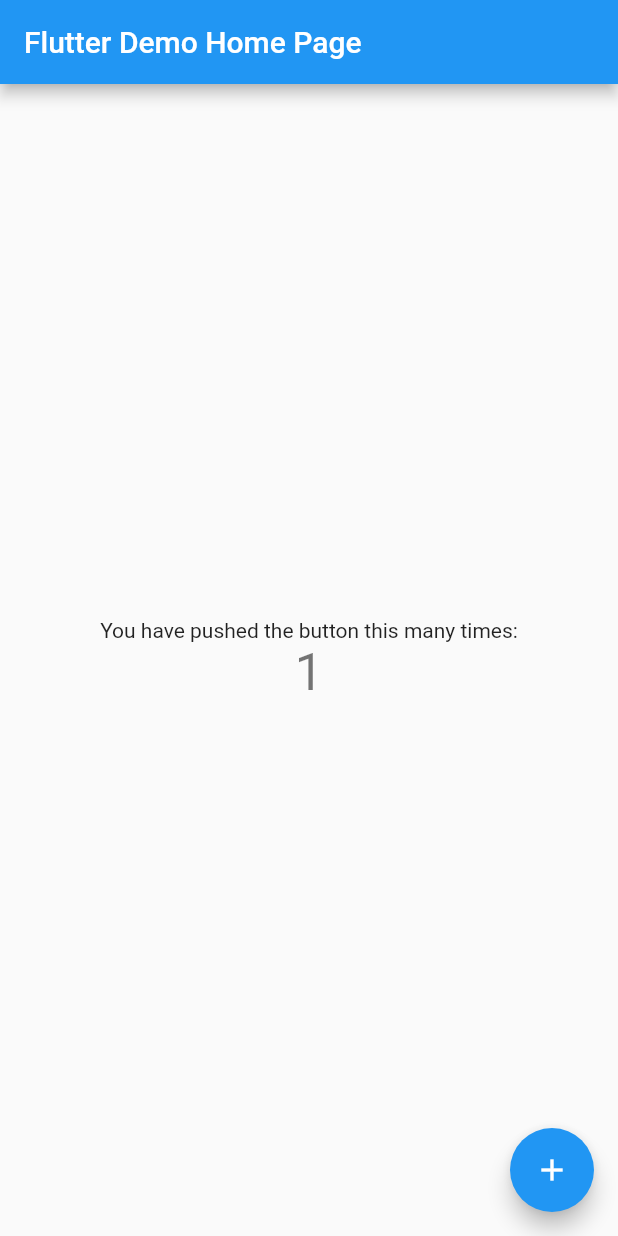
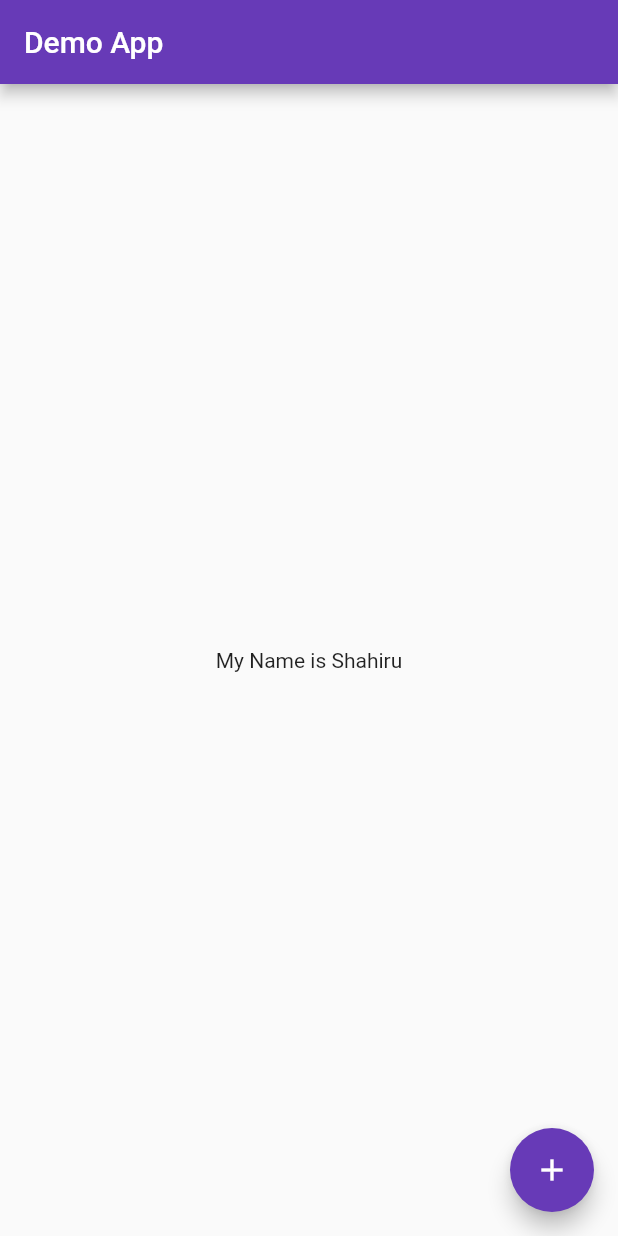
Before and after one commit to funky-dev99/Flutter-Basics, a Flutter app: the screen it shows after launch, after a tap on the "add" icon, on a phone screen of 412 x 824 dp. Run offline on Flutter 3.47's test engine with Material 2 defaults, Android fonts, the phone set to English and light mode, and no system bars.

Commit message:
2023.03.26

```diff
--- a/flutter_basics/lib/main.dart
+++ b/flutter_basics/lib/main.dart
@@ -1,115 +1,42 @@
 import 'package:flutter/material.dart';
 
-void main() {
-  runApp(const MyApp());
-}
+void main() => runApp(App());
 
-class MyApp extends StatelessWidget {
-  const MyApp({super.key});
+class App extends StatelessWidget {
+  const App({Key? key}) : super(key: key);
 
-  // This widget is the root of your application.
   @override
   Widget build(BuildContext context) {
-    return MaterialApp(
-      title: 'Flutter Demo',
-      theme: ThemeData(
-        // This is the theme of your application.
-        //
-        // Try running your application with "flutter run". You'll see the
-        // application has a blue toolbar. Then, without quitting the app, try
-        // changing the primarySwatch below to Colors.green and then invoke
-        // "hot reload" (press "r" in the console where you ran "flutter run",
-        // or simply save your changes to "hot reload" in a Flutter IDE).
-        // Notice that the counter didn't reset back to zero; the application
-        // is not restarted.
-        primarySwatch: Colors.blue,
-      ),
-      home: const MyHomePage(title: 'Flutter Demo Home Page'),
+    return const MaterialApp(
+      home: MainPage(),
     );
   }
 }
-
-class MyHomePage extends StatefulWidget {
-  const MyHomePage({super.key, required this.title});
-
-  // This widget is the home page of your application. It is stateful, meaning
-  // that it has a State object (defined below) that contains fields that affect
-  // how it looks.
-
-  // This class is the configuration for the state. It holds the values (in this
-  // case the title) provided by the parent (in this case the App widget) and
-  // used by the build method of the State. Fields in a Widget subclass are
-  // always marked "final".
-
-  final String title;
+class MainPage extends StatefulWidget {
+  const MainPage({Key? key}) : super(key: key);
 
   @override
-  State<MyHomePage> createState() => _MyHomePageState();
+  State<MainPage> createState() => _MainPageState();
 }
 
-class _MyHomePageState extends State<MyHomePage> {
-  int _counter = 0;
-
-  void _incrementCounter() {
-    setState(() {
-      // This call to setState tells the Flutter framework that something has
-      // changed in this State, which causes it to rerun the build method below
-      // so that the display can reflect the updated values. If we changed
-      // _counter without calling setState(), then the build method would not be
-      // called again, and so nothing would appear to happen.
-      _counter++;
-    });
-  }
-
+class _MainPageState extends State<MainPage> {
   @override
   Widget build(BuildContext context) {
-    // This method is rerun every time setState is called, for instance as done
-    // by the _incrementCounter method above.
-    //
-    // The Flutter framework has been optimized to make rerunning build methods
-    // fast, so that you can just rebuild anything that needs updating rather
-    // than having to individually change instances of widgets.
     return Scaffold(
       appBar: AppBar(
-        // Here we take the value from the MyHomePage object that was created by
-        // the App.build method, and use it to set our appbar title.
-        title: Text(widget.title),
+        backgroundColor: Colors.deepPurple,
+        title: Text("Demo App"),
+      ) ,
+
+      body: Center(
+        child: Text("My Name is Shahiru"),
       ),
-      body: Center(
-        // Center is a layout widget. It takes a single child and positions it
-        // in the middle of the parent.
-        child: Column(
-          // Column is also a layout widget. It takes a list of children and
-          // arranges them vertically. By default, it sizes itself to fit its
-          // children horizontally, and tries to be as tall as its parent.
-          //
-          // Invoke "debug painting" (press "p" in the console, choose the
-          // "Toggle Debug Paint" action from the Flutter Inspector in Android
-          // Studio, or the "Toggle Debug Paint" command in Visual Studio Code)
-          // to see the wireframe for each widget.
-          //
-          // Column has various properties to control how it sizes itself and
-          // how it positions its children. Here we use mainAxisAlignment to
-          // center the children vertically; the main axis here is the vertical
-          // axis because Columns are vertical (the cross axis would be
-          // horizontal).
-          mainAxisAlignment: MainAxisAlignment.center,
-          children: <Widget>[
-            const Text(
-              'You have pushed the button this many times:',
-            ),
-            Text(
-              '$_counter',
-              style: Theme.of(context).textTheme.headlineMedium,
-            ),
-          ],
-        ),
+
+      floatingActionButton: FloatingActionButton(
+        backgroundColor: Colors.deepPurple,
+        child: Icon(Icons.add),
+        onPressed: () {  },
       ),
-      floatingActionButton: FloatingActionButton(
-        onPressed: _incrementCounter,
-        tooltip: 'Increment',
-        child: const Icon(Icons.add),
-      ), // This trailing comma makes auto-formatting nicer for build methods.
     );
   }
 }
```
